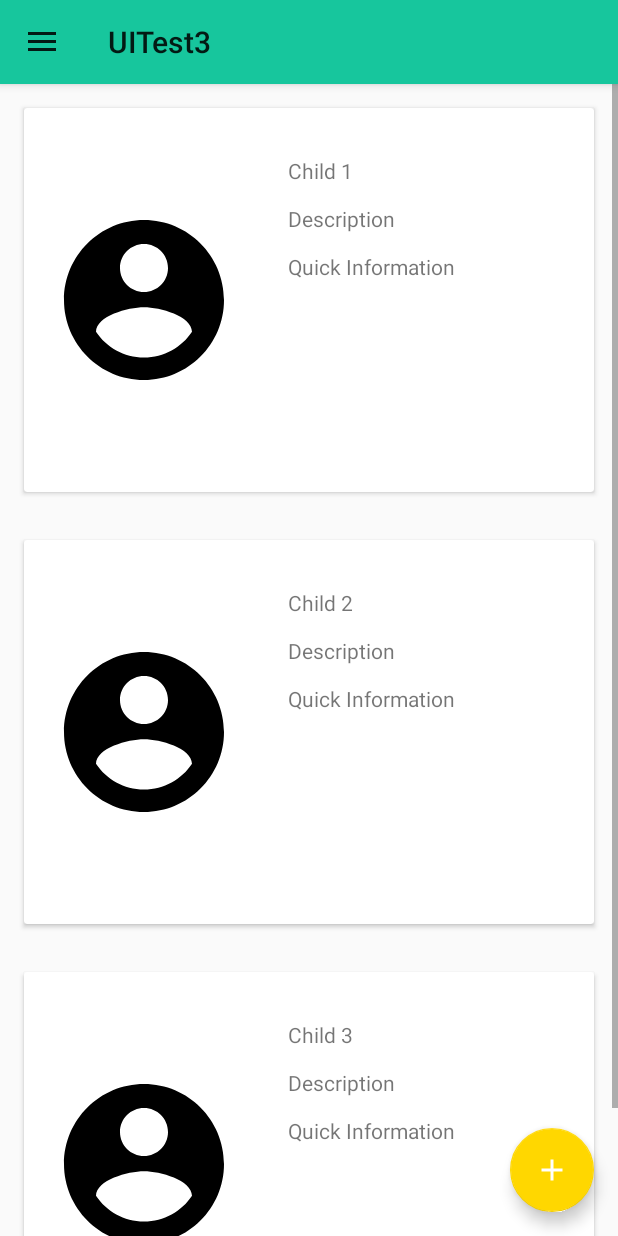
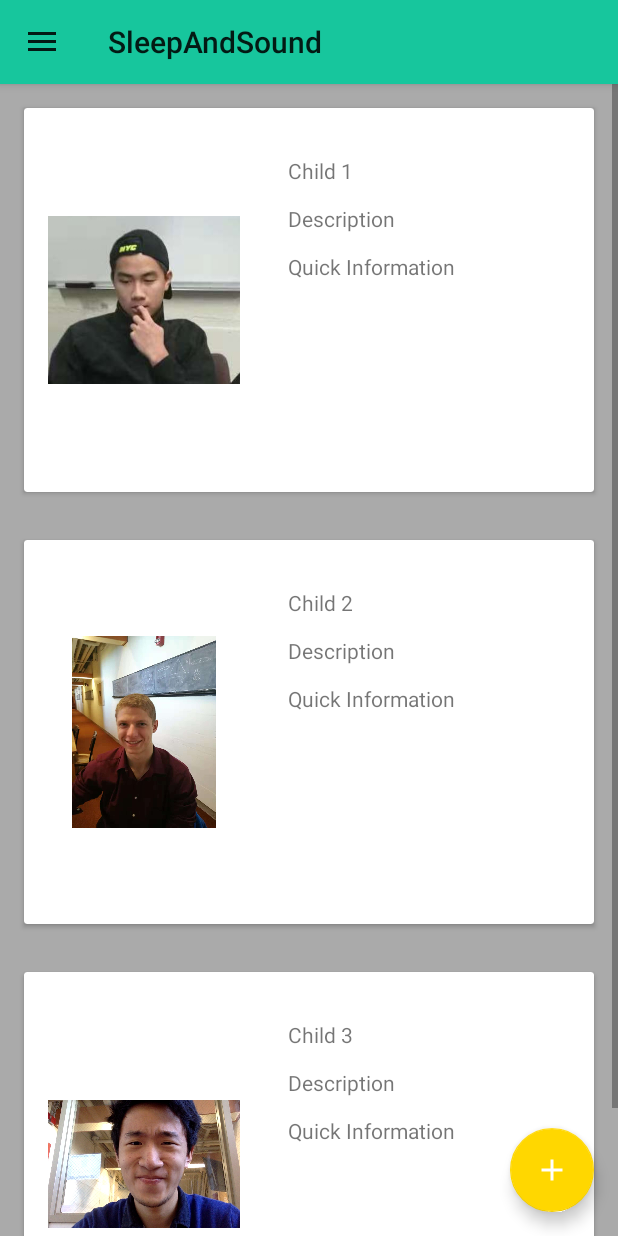
Before and after one commit to ApocalyVec/UITest3, an Android app: the screen it shows after launch (MainActivity), after a tap on "Home", on a phone screen of 412 x 824 dp. Run offline under Robolectric (Android 15) with nearby library versions, the phone set to English and light mode, and no system bars; 1 other tap on this screen came first.

Commit message:
refactor project name to sleepandsound

```diff
--- a/app/src/main/AndroidManifest.xml
+++ b/app/src/main/AndroidManifest.xml
@@ -1,6 +1,6 @@
 <?xml version="1.0" encoding="utf-8"?>
 <manifest xmlns:android="http://schemas.android.com/apk/res/android"
-    package="com.apocalyvec.uitest3">
+    package="com.apocalyvec.sleepandsound">
 
     <application
         android:allowBackup="true"
--- a/app/src/main/java/com/apocalyvec/uitest3/ProfileFragment.java
+++ b/app/src/main/java/com/apocalyvec/sleepandsound/AboutFragment.java
@@ -1,4 +1,4 @@
-package com.apocalyvec.uitest3;
+package com.apocalyvec.sleepandsound;
 
 import android.os.Bundle;
 import android.support.annotation.NonNull;
@@ -8,11 +8,11 @@ import android.view.LayoutInflater;
 import android.view.View;
 import android.view.ViewGroup;
 
-public class ProfileFragment extends Fragment {
+public class AboutFragment extends Fragment {
 
     @Nullable
     @Override
     public View onCreateView(@NonNull LayoutInflater inflater, @Nullable ViewGroup container, @Nullable Bundle savedInstanceState) {
-        return inflater.inflate(R.layout.fragment_profile, container, false);
+        return inflater.inflate(com.apocalyvec.sleepandsound.R.layout.fragment_about, container, false);
     }
 }
--- a/app/src/main/java/com/apocalyvec/uitest3/AboutFragment.java
+++ b/app/src/main/java/com/apocalyvec/sleepandsound/HomeFragment.java
@@ -1,18 +1,20 @@
-package com.apocalyvec.uitest3;
+package com.apocalyvec.sleepandsound;
 
 import android.os.Bundle;
 import android.support.annotation.NonNull;
 import android.support.annotation.Nullable;
+import android.support.design.widget.FloatingActionButton;
 import android.support.v4.app.Fragment;
 import android.view.LayoutInflater;
 import android.view.View;
 import android.view.ViewGroup;
+import android.widget.Toast;
 
-public class AboutFragment extends Fragment {
+public class HomeFragment extends Fragment {
 
     @Nullable
     @Override
     public View onCreateView(@NonNull LayoutInflater inflater, @Nullable ViewGroup container, @Nullable Bundle savedInstanceState) {
-        return inflater.inflate(R.layout.fragment_about, container, false);
+        return inflater.inflate(com.apocalyvec.sleepandsound.R.layout.fragment_home, container, false);
     }
 }
--- /dev/null
+++ b/app/src/main/java/com/apocalyvec/sleepandsound/MainActivity.java
@@ -0,0 +1,80 @@
+package com.apocalyvec.sleepandsound;
+
+import android.support.annotation.NonNull;
+import android.support.design.widget.CoordinatorLayout;
+import android.support.design.widget.NavigationView;
+import android.support.v4.view.GravityCompat;
+import android.support.v4.widget.DrawerLayout;
+import android.support.v7.app.ActionBarDrawerToggle;
+import android.support.v7.app.AppCompatActivity;
+import android.os.Bundle;
+import android.support.v7.widget.Toolbar;
+import android.view.MenuItem;
+import android.widget.Toast;
+
+public class MainActivity extends AppCompatActivity implements NavigationView.OnNavigationItemSelectedListener {
+    private DrawerLayout drawer;
+    private CoordinatorLayout content;
+
+    @Override
+    protected void onCreate(Bundle savedInstanceState) {
+        super.onCreate(savedInstanceState);
+        setContentView(com.apocalyvec.sleepandsound.R.layout.activity_main);
+
+        Toolbar toolbar = findViewById(com.apocalyvec.sleepandsound.R.id.toolbar);
+        setSupportActionBar(toolbar);
+
+        drawer = findViewById(com.apocalyvec.sleepandsound.R.id.drawer_layout);
+        NavigationView navigationView = findViewById(com.apocalyvec.sleepandsound.R.id.nav_view);
+        navigationView.setNavigationItemSelectedListener(this);
+
+        ActionBarDrawerToggle toogle = new ActionBarDrawerToggle(this, drawer, toolbar, com.apocalyvec.sleepandsound.R.string.navigation_drawer_open, com.apocalyvec.sleepandsound.R.string.navigation_drawer_close);
+        drawer.addDrawerListener(toogle);
+
+        toogle.syncState();
+        if(savedInstanceState == null) {
+            getSupportFragmentManager().beginTransaction().replace(com.apocalyvec.sleepandsound.R.id.fragment_container, new HomeFragment()).commit();
+            navigationView.setCheckedItem(com.apocalyvec.sleepandsound.R.id.nav_home);
+        }
+
+        content = findViewById(com.apocalyvec.sleepandsound.R.id.content);
+    }
+
+    @Override
+    public boolean onNavigationItemSelected(@NonNull MenuItem menuItem) {
+        switch(menuItem.getItemId()) {
+            case com.apocalyvec.sleepandsound.R.id.nav_home:
+                getSupportFragmentManager().beginTransaction().replace(com.apocalyvec.sleepandsound.R.id.fragment_container, new HomeFragment()).commit();
+//                FloatingActionButton hfab = (FloatingActionButton) Inflater.inflate()
+//                content.addView("layout");
+                break;
+            case com.apocalyvec.sleepandsound.R.id.nav_store:
+                getSupportFragmentManager().beginTransaction().replace(com.apocalyvec.sleepandsound.R.id.fragment_container, new StoreFragment()).commit();
+                break;
+            case com.apocalyvec.sleepandsound.R.id.nav_profile:
+                getSupportFragmentManager().beginTransaction().replace(com.apocalyvec.sleepandsound.R.id.fragment_container, new ProfileFragment()).commit();
+                break;
+            case com.apocalyvec.sleepandsound.R.id.nav_about:
+                getSupportFragmentManager().beginTransaction().replace(com.apocalyvec.sleepandsound.R.id.fragment_container, new AboutFragment()).commit();
+                break;
+            case com.apocalyvec.sleepandsound.R.id.nav_help:
+                Toast.makeText(this, "Help Yourself...", Toast.LENGTH_SHORT).show();
+                break;
+        }
+
+        drawer.closeDrawer(GravityCompat.START);
+
+        return true;
+    }
+
+    @Override
+    public void onBackPressed() {
+        if(drawer.isDrawerOpen(GravityCompat.START)) {
+            drawer.closeDrawer(GravityCompat.START);
+        }
+        else {
+            super.onBackPressed();
+        }
+        super.onBackPressed();
+    }
+}
--- a/app/src/main/java/com/apocalyvec/uitest3/StoreFragment.java
+++ b/app/src/main/java/com/apocalyvec/sleepandsound/ProfileFragment.java
@@ -1,4 +1,4 @@
-package com.apocalyvec.uitest3;
+package com.apocalyvec.sleepandsound;
 
 import android.os.Bundle;
 import android.support.annotation.NonNull;
@@ -8,11 +8,11 @@ import android.view.LayoutInflater;
 import android.view.View;
 import android.view.ViewGroup;
 
-public class StoreFragment extends Fragment {
+public class ProfileFragment extends Fragment {
 
     @Nullable
     @Override
     public View onCreateView(@NonNull LayoutInflater inflater, @Nullable ViewGroup container, @Nullable Bundle savedInstanceState) {
-        return inflater.inflate(R.layout.fragment_store, container, false);
+        return inflater.inflate(com.apocalyvec.sleepandsound.R.layout.fragment_profile, container, false);
     }
 }
--- a/app/src/main/java/com/apocalyvec/uitest3/HomeFragment.java
+++ b/app/src/main/java/com/apocalyvec/sleepandsound/StoreFragment.java
@@ -1,20 +1,18 @@
-package com.apocalyvec.uitest3;
+package com.apocalyvec.sleepandsound;
 
 import android.os.Bundle;
 import android.support.annotation.NonNull;
 import android.support.annotation.Nullable;
-import android.support.design.widget.FloatingActionButton;
 import android.support.v4.app.Fragment;
 import android.view.LayoutInflater;
 import android.view.View;
 import android.view.ViewGroup;
-import android.widget.Toast;
 
-public class HomeFragment extends Fragment {
+public class StoreFragment extends Fragment {
 
     @Nullable
     @Override
     public View onCreateView(@NonNull LayoutInflater inflater, @Nullable ViewGroup container, @Nullable Bundle savedInstanceState) {
-        return inflater.inflate(R.layout.fragment_home, container, false);
+        return inflater.inflate(com.apocalyvec.sleepandsound.R.layout.fragment_store, container, false);
     }
 }
--- a/app/src/main/java/com/apocalyvec/uitest3/behavior/ScrollAwareFABBehavior.java
+++ b/app/src/main/java/com/apocalyvec/sleepandsound/behavior/ScrollAwareFABBehavior.java
@@ -1,4 +1,4 @@
-package com.apocalyvec.uitest3.behavior;
+package com.apocalyvec.sleepandsound.behavior;
 
 import android.content.Context;
 import android.support.annotation.NonNull;
--- a/app/src/main/java/com/apocalyvec/uitest3/MainActivity.java
+++ /dev/null
@@ -1,85 +0,0 @@
-package com.apocalyvec.uitest3;
-
-import android.support.annotation.NonNull;
-import android.support.design.widget.CoordinatorLayout;
-import android.support.design.widget.FloatingActionButton;
-import android.support.design.widget.NavigationView;
-import android.support.v4.view.GravityCompat;
-import android.support.v4.widget.DrawerLayout;
-import android.support.v7.app.ActionBarDrawerToggle;
-import android.support.v7.app.AppCompatActivity;
-import android.os.Bundle;
-import android.support.v7.widget.Toolbar;
-import android.view.MenuItem;
-import android.view.View;
-import android.widget.Toast;
-
-import java.text.MessageFormat;
-import java.util.zip.Inflater;
-
-public class MainActivity extends AppCompatActivity implements NavigationView.OnNavigationItemSelectedListener {
-    private DrawerLayout drawer;
-    private CoordinatorLayout content;
-
-    @Override
-    protected void onCreate(Bundle savedInstanceState) {
-        super.onCreate(savedInstanceState);
-        setContentView(R.layout.activity_main);
-
-        Toolbar toolbar = findViewById(R.id.toolbar);
-        setSupportActionBar(toolbar);
-
-        drawer = findViewById(R.id.drawer_layout);
-        NavigationView navigationView = findViewById(R.id.nav_view);
-        navigationView.setNavigationItemSelectedListener(this);
-
-        ActionBarDrawerToggle toogle = new ActionBarDrawerToggle(this, drawer, toolbar, R.string.navigation_drawer_open, R.string.navigation_drawer_close);
-        drawer.addDrawerListener(toogle);
-
-        toogle.syncState();
-        if(savedInstanceState == null) {
-            getSupportFragmentManager().beginTransaction().replace(R.id.fragment_container, new HomeFragment()).commit();
-            navigationView.setCheckedItem(R.id.nav_home);
-        }
-
-        content = findViewById(R.id.content);
-    }
-
-    @Override
-    public boolean onNavigationItemSelected(@NonNull MenuItem menuItem) {
-        switch(menuItem.getItemId()) {
-            case R.id.nav_home:
-                getSupportFragmentManager().beginTransaction().replace(R.id.fragment_container, new HomeFragment()).commit();
-//                FloatingActionButton hfab = (FloatingActionButton) Inflater.inflate()
-//                content.addView("layout");
-                break;
-            case R.id.nav_store:
-                getSupportFragmentManager().beginTransaction().replace(R.id.fragment_container, new StoreFragment()).commit();
-                break;
-            case R.id.nav_profile:
-                getSupportFragmentManager().beginTransaction().replace(R.id.fragment_container, new ProfileFragment()).commit();
-                break;
-            case R.id.nav_about:
-                getSupportFragmentManager().beginTransaction().replace(R.id.fragment_container, new AboutFragment()).commit();
-                break;
-            case R.id.nav_help:
-                Toast.makeText(this, "Help Yourself...", Toast.LENGTH_SHORT).show();
-                break;
-        }
-
-        drawer.closeDrawer(GravityCompat.START);
-
-        return true;
-    }
-
-    @Override
-    public void onBackPressed() {
-        if(drawer.isDrawerOpen(GravityCompat.START)) {
-            drawer.closeDrawer(GravityCompat.START);
-        }
-        else {
-            super.onBackPressed();
-        }
-        super.onBackPressed();
-    }
-}
--- a/app/src/main/res/layout/fragment_home.xml
+++ b/app/src/main/res/layout/fragment_home.xml
@@ -13,7 +13,8 @@
             <LinearLayout
                 android:layout_width="match_parent"
                 android:layout_height="wrap_content"
-                android:orientation="vertical">
+                android:orientation="vertical"
+                android:background="@android:color/darker_gray">
 
                 <android.support.v7.widget.CardView
                     android:id="@+id/card_view1"
@@ -34,7 +35,7 @@
                             android:layout_height="128dp"
                             android:layout_marginVertical="64dp"
                             android:layout_marginLeft="16dp"
-                            android:src="@drawable/ic_profile" />
+                            android:src="@drawable/leo" />
 
                         <LinearLayout
                             android:layout_width="match_parent"
@@ -79,7 +80,7 @@
                             android:layout_height="128dp"
                             android:layout_marginVertical="64dp"
                             android:layout_marginLeft="16dp"
-                            android:src="@drawable/ic_profile" />
+                            android:src="@drawable/ad" />
 
                         <LinearLayout
                             android:layout_width="match_parent"
@@ -124,7 +125,7 @@
                             android:layout_height="128dp"
                             android:layout_marginVertical="64dp"
                             android:layout_marginLeft="16dp"
-                            android:src="@drawable/ic_profile" />
+                            android:src="@drawable/li" />
 
                         <LinearLayout
                             android:layout_width="match_parent"
--- a/app/src/main/res/values/strings.xml
+++ b/app/src/main/res/values/strings.xml
@@ -1,5 +1,5 @@
 <resources>
-    <string name="app_name">UITest3</string>
+    <string name="app_name">SleepAndSound</string>
 
     <string name="navigation_drawer_open">Open navigation drawer</string>
     <string name="navigation_drawer_close">Close navigation drawer</string>
```
Also changed, not shown: app/src/main/res/layout/home_floating_action_button.xml (deleted, +0 -16 lines), app/src/main/res/drawable/ad.jpeg (added), app/src/main/res/drawable/leo.jpeg (added), app/src/main/res/drawable/li.jpg (added), 2 other files.
